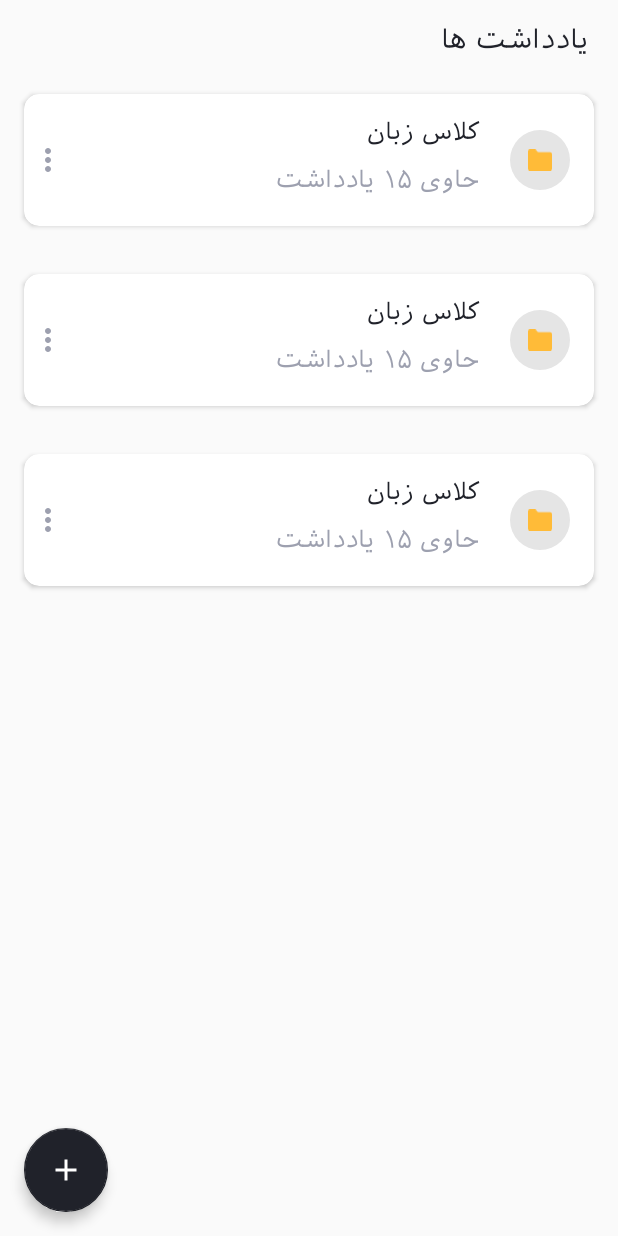
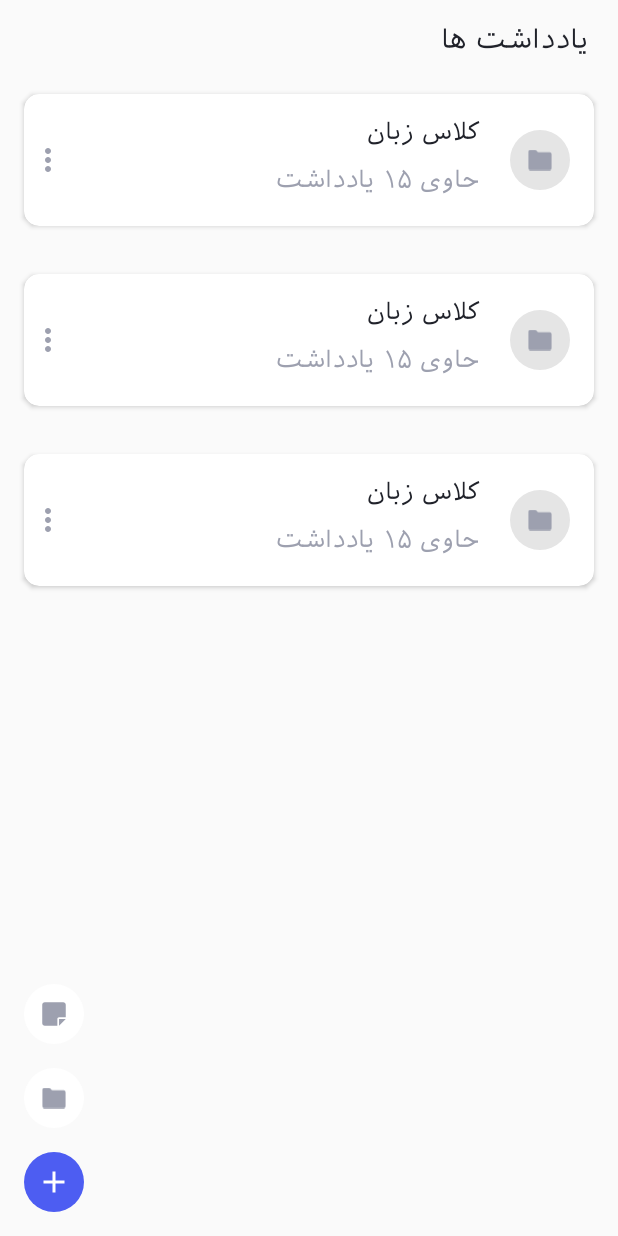
Before and after one commit to Mohsenataei/Note-Taking-App, an Android app: the layout fragment_home_list.xml on its own in the app's theme, with its tools: preview values and no code run, on a phone screen of 412 x 824 dp. Run offline under Robolectric (Android 15) with nearby library versions, the phone set to English and light mode, and no system bars.

Commit message:
add folder and add note buttons added.

```diff
--- /dev/null
+++ b/app/src/main/res/drawable/circle_blue_drawable.xml
@@ -0,0 +1,7 @@
+<?xml version="1.0" encoding="utf-8"?>
+<shape xmlns:android="http://schemas.android.com/apk/res/android"
+    android:shape="oval">
+
+    <solid android:color="@color/colorPrimary" />
+
+</shape>
--- /dev/null
+++ b/app/src/main/res/drawable/circle_white_drawable.xml
@@ -0,0 +1,7 @@
+<?xml version="1.0" encoding="utf-8"?>
+<shape xmlns:android="http://schemas.android.com/apk/res/android"
+    android:shape="oval">
+
+    <solid android:color="@color/white" />
+
+</shape>
--- a/app/src/main/res/drawable/ic_folder.xml
+++ b/app/src/main/res/drawable/ic_folder.xml
@@ -1,9 +1,9 @@
 <vector xmlns:android="http://schemas.android.com/apk/res/android"
-    android:width="18dp"
-    android:height="16dp"
-    android:viewportWidth="18"
-    android:viewportHeight="16">
+    android:width="16dp"
+    android:height="14dp"
+    android:viewportWidth="16"
+    android:viewportHeight="14">
   <path
-      android:pathData="M1.5,0H5C5.4721,0 5.9167,0.2295 6.2,0.6194L6.8,1.4452C7.0833,1.835 7.5279,2.0645 8,2.0645H16.5C17.3284,2.0645 18,2.7578 18,3.6129V14.4516C18,15.3068 17.3284,16 16.5,16H1.5C0.6716,16 0,15.3068 0,14.4516V1.5484C0,0.6932 0.6716,0 1.5,0Z"
-      android:fillColor="#FFBB38"/>
+      android:pathData="M1.5714,0.1428H4.5714C4.9761,0.1428 5.3572,0.3395 5.6,0.6737L6.1143,1.3815C6.3571,1.7157 6.7382,1.9124 7.1429,1.9124H14.4286C15.1387,1.9124 15.7143,2.5066 15.7143,3.2396V12.5299C15.7143,13.2629 15.1387,13.8571 14.4286,13.8571H1.5714C0.8613,13.8571 0.2857,13.2629 0.2857,12.5299V1.47C0.2857,0.737 0.8613,0.1428 1.5714,0.1428Z"
+      android:fillColor="#9DA0AF"/>
 </vector>
--- /dev/null
+++ b/app/src/main/res/drawable/ic_note.xml
@@ -0,0 +1,9 @@
+<vector xmlns:android="http://schemas.android.com/apk/res/android"
+    android:width="14dp"
+    android:height="14dp"
+    android:viewportWidth="14"
+    android:viewportHeight="14">
+  <path
+      android:pathData="M9.9388,13.8571L13.8571,9.9387H9.9388V13.8571ZM12.3878,0.1428H1.6122C0.8163,0.1428 0.1429,0.8163 0.1429,1.6122V12.3877C0.1429,13.1836 0.8163,13.8571 1.6122,13.8571H8.9592V9.9387C8.9592,9.3877 9.3877,8.9592 9.9388,8.9592H13.8571V1.6122C13.8571,0.8163 13.1837,0.1428 12.3878,0.1428Z"
+      android:fillColor="#9DA0AF"/>
+</vector>
--- a/app/src/main/res/layout/fragment_home_list.xml
+++ b/app/src/main/res/layout/fragment_home_list.xml
@@ -24,17 +24,43 @@
             app:layout_constraintTop_toBottomOf="@id/notesTitle"
             tools:listitem="@layout/note_row_item" />
 
-        <com.google.android.material.floatingactionbutton.FloatingActionButton
+        <ImageView
             android:id="@+id/plusBtn"
-            android:layout_width="wrap_content"
-            android:layout_height="wrap_content"
+            android:layout_width="40dp"
+            android:layout_height="40dp"
             android:layout_margin="@dimen/margin_x_middle"
-            android:background="?attr/selectableItemBackground"
+            android:padding="@dimen/padding_small"
+            android:background="@drawable/circle_blue_drawable"
             android:src="@drawable/ic_add_24"
             app:elevation="@dimen/elevation_small"
             app:layout_constraintBottom_toBottomOf="parent"
             app:layout_constraintStart_toStartOf="parent" />
 
+        <ImageView
+            android:id="@+id/addFolderBtn"
+            android:layout_width="40dp"
+            android:layout_height="40dp"
+            android:layout_margin="@dimen/margin_x_middle"
+            android:padding="@dimen/padding_2x_small"
+            android:background="@drawable/circle_white_drawable"
+            android:src="@drawable/ic_note"
+            app:elevation="@dimen/elevation_small"
+            app:layout_constraintBottom_toTopOf="@id/addNoteBtn"
+            app:layout_constraintStart_toStartOf="parent" />
+
+        <ImageView
+            android:id="@+id/addNoteBtn"
+            android:layout_width="40dp"
+            android:layout_height="40dp"
+            android:layout_margin="@dimen/margin_x_middle"
+            android:padding="@dimen/padding_2x_small"
+            android:background="@drawable/circle_white_drawable"
+            android:src="@drawable/ic_folder"
+            app:elevation="@dimen/elevation_small"
+            app:layout_constraintBottom_toTopOf="@id/plusBtn"
+            app:layout_constraintStart_toStartOf="parent" />
+
+
 
     </androidx.constraintlayout.widget.ConstraintLayout>
 </layout>
```
